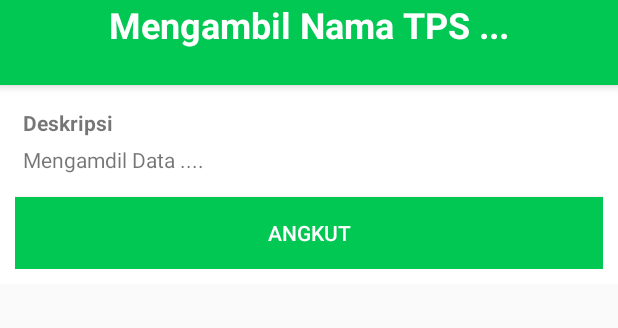
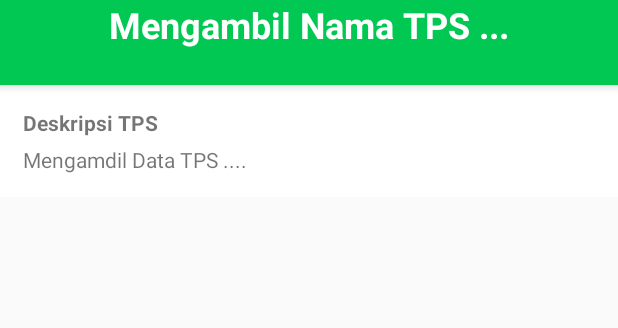
Before and after one commit to HairulHarun/Sampah-App, an Android app: the layout fragment_tps.xml on its own in the app's theme, with its tools: preview values and no code run, on a phone screen of 412 x 824 dp, the part 180-508 px from its top. Run offline under Robolectric (Android 15) with nearby library versions, the phone set to English and light mode, and no system bars; network calls fail.

Commit message:
commit kantor 3 mei malam

```diff
--- a/app/src/main/java/com/gorontalo/chair/sampah_app/LoginActivity.java
+++ b/app/src/main/java/com/gorontalo/chair/sampah_app/LoginActivity.java
@@ -68,6 +68,7 @@ public class LoginActivity extends AppCompatActivity {
 
         koneksiAdapter= new KoneksiAdapter(getApplicationContext());
         sessionAdapter = new SessionAdapter(getApplicationContext());
+        sessionAdapter.checkLogin();
 
         Dexter.withActivity(LoginActivity.this)
                 .withPermissions(
--- a/app/src/main/java/com/gorontalo/chair/sampah_app/adapter/SessionAdapter.java
+++ b/app/src/main/java/com/gorontalo/chair/sampah_app/adapter/SessionAdapter.java
@@ -66,7 +66,6 @@ public class SessionAdapter {
     }
 
     public void setLatLong(String latitude, String longitude){
-        editor.putBoolean(IS_LOGIN, true);
         editor.putString(KEY_LATITUDE, latitude);
         editor.putString(KEY_LONGITUDE, longitude);
         editor.commit();
--- a/app/src/main/res/layout/fragment_tps.xml
+++ b/app/src/main/res/layout/fragment_tps.xml
@@ -57,7 +57,7 @@
                 android:layout_marginLeft="5dp"
                 android:layout_marginTop="5dp"
                 android:layout_marginRight="5dp"
-                android:text="Deskripsi"
+                android:text="Deskripsi TPS"
                 android:textStyle="bold" />
 
             <TextView
@@ -67,7 +67,7 @@
                 android:layout_margin="5dp"
                 android:clickable="true"
                 android:elevation="4dp"
-                android:text="Mengamdil Data ...." />
+                android:text="Mengamdil Data TPS ...." />
 
             <Button
                 android:id="@+id/btnTpsAngkut"
@@ -76,7 +76,8 @@
                 android:layout_marginTop="10dp"
                 android:background="@color/colorPrimaryDark"
                 android:text="ANGKUT"
-                android:textColor="@color/colorWhite" />
+                android:textColor="@color/colorWhite"
+                android:visibility="gone" />
 
         </LinearLayout>
     </RelativeLayout>
```
Also changed, not shown: app/src/main/java/com/gorontalo/chair/sampah_app/ui/home/HomeFragment.java (+4 -5 lines), app/src/main/java/com/gorontalo/chair/sampah_app/ui/home/TpsFragment.java (+11 -1 lines).
